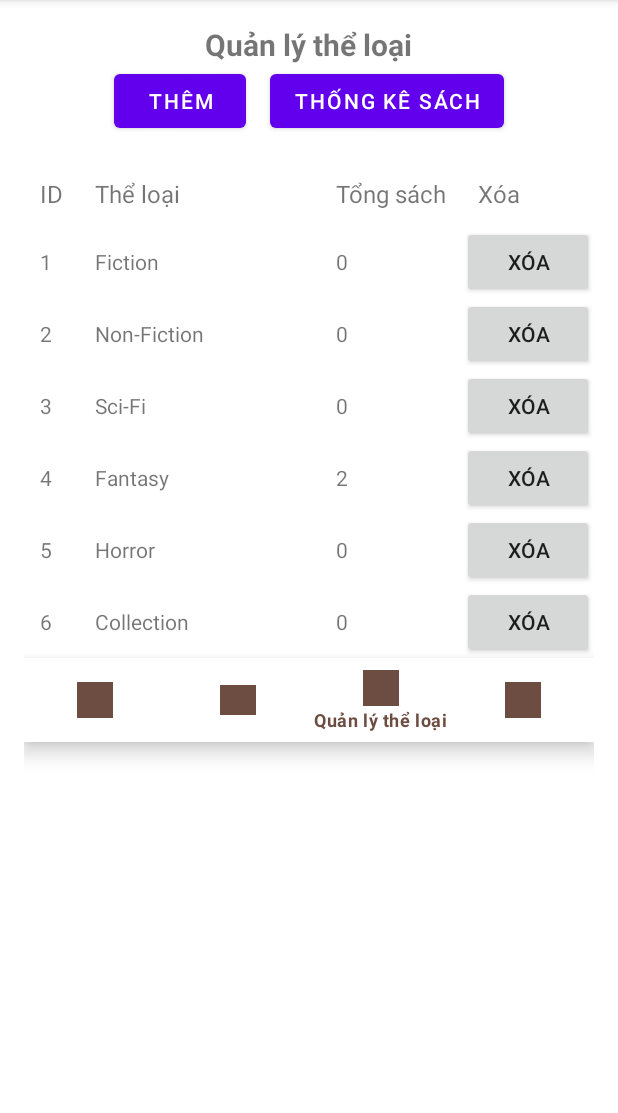
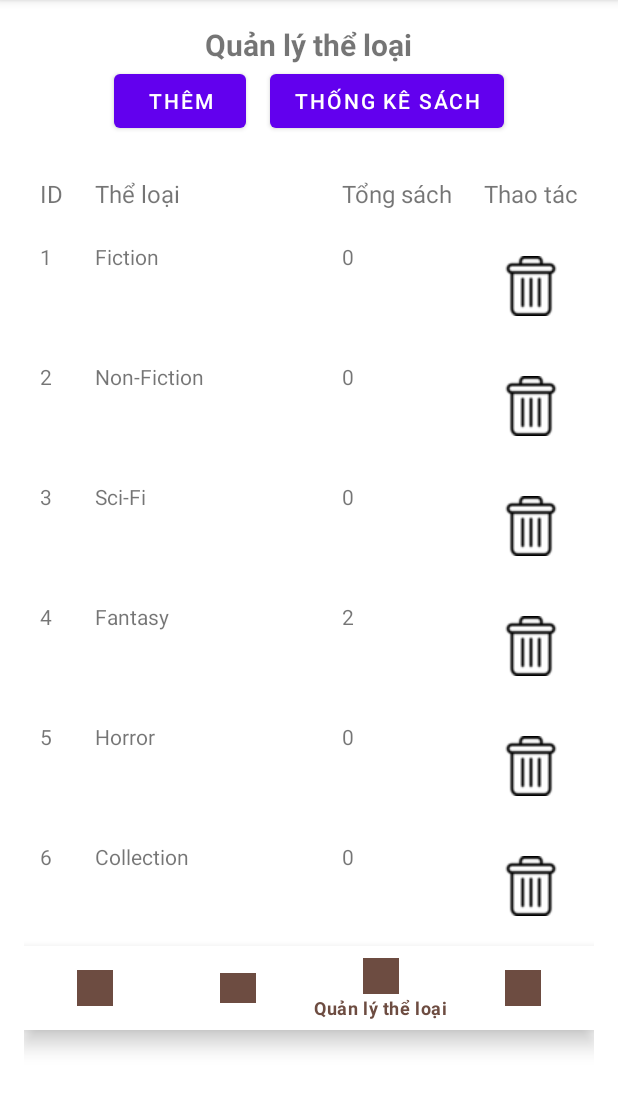
Before and after one commit to duywin/BasicAndroid_ReadingApp, an Android app: the adminGenre screen opened directly, with no data from a screen before it, on a phone screen of 412 x 824 dp, the part 84-1197 px from its top. Run offline under Robolectric (Android 15) with nearby library versions, the phone set to English and light mode, and no system bars.

Commit message:
minor ui update

```diff
--- a/app/src/main/java/com/example/readingapp/admin/adminGenre.java
+++ b/app/src/main/java/com/example/readingapp/admin/adminGenre.java
@@ -4,9 +4,9 @@ import androidx.appcompat.app.AlertDialog;
 import androidx.appcompat.app.AppCompatActivity;
 import android.content.Intent;
 import android.os.Bundle;
-import android.view.View;
 import android.widget.Button;
 import android.widget.EditText;
+import android.widget.ImageButton;
 import android.widget.TableLayout;
 import android.widget.TableRow;
 import android.widget.TextView;
@@ -50,7 +50,7 @@ public class adminGenre extends AppCompatActivity {
         header.addView(createTextView("ID", true));
         header.addView(createTextView("Thể loại", true));
         header.addView(createTextView("Tổng sách", true));
-        header.addView(createTextView("Xóa", true));
+        header.addView(createTextView("Thao tác", true));
         genreTable.addView(header);
 
         for (Genre genre : genres) {
@@ -59,8 +59,12 @@ public class adminGenre extends AppCompatActivity {
             row.addView(createTextView(genre.getName(), false));
             row.addView(createTextView(String.valueOf(genre.getTotalBooks()), false));
 
-            Button deleteButton = new Button(this);
-            deleteButton.setText("Xóa");
+            ImageButton deleteButton = new ImageButton(this);
+            deleteButton.setImageResource(R.drawable.delete_icon); // Use your delete icon
+            deleteButton.setBackground(null); // Remove background for a cleaner look
+            TableRow.LayoutParams params = new TableRow.LayoutParams(120, 120); // 16dp (48px) in pixels
+            deleteButton.setLayoutParams(params);
+            deleteButton.setPadding(4, 4, 4, 4);
             deleteButton.setOnClickListener(v -> deleteGenre(genre.getId()));
 
             row.addView(deleteButton);
@@ -102,7 +106,6 @@ public class adminGenre extends AppCompatActivity {
         });
 
         builder.setNegativeButton("Hủy", (dialog, which) -> dialog.cancel());
-
         builder.show();
     }
 
--- a/app/src/main/res/layout/activity_register.xml
+++ b/app/src/main/res/layout/activity_register.xml
@@ -81,18 +81,18 @@
             android:layout_marginTop="20dp"
             android:inputType="textPassword"/>
 
-        <!-- Ngày sinh -->
         <EditText
             android:id="@+id/Edt_DOB"
             android:layout_width="match_parent"
             android:layout_height="50dp"
             android:hint="Ngày sinh"
-
             android:textColor="#5D4037"
             android:background="#F5F5F5"
+
             android:padding="12dp"
             android:layout_marginTop="20dp"
-            android:inputType="date"/>
+            android:focusable="false"
+            android:clickable="true"/>
 
         <!-- Giới tính -->
         <LinearLayout
--- a/app/src/main/res/layout/log_in.xml
+++ b/app/src/main/res/layout/log_in.xml
@@ -47,6 +47,7 @@
             android:id="@+id/Edt_Password"
             android:layout_width="280dp"
             android:layout_height="50dp"
+            android:inputType="textPassword"
             android:hint="Mật khẩu"
             android:textColor="#5D4037"
             android:background="#F5F5F5"
```
Also changed, not shown: app/src/main/java/com/example/readingapp/Register.java (+19 -0 lines), app/src/main/res/drawable/delete_icon.png (added).
